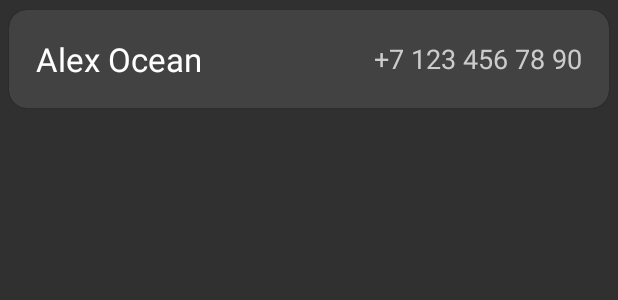
After one commit to yatochk/SecureApp, an Android app: the layout item_contact.xml on its own in the app's theme, with its tools: preview values and no code run, on a phone screen of 412 x 824 dp. The commit adds this screen. Shown: the top 300 px of the screen. Run offline under Robolectric (Android 15) with nearby library versions, the phone set to English and light mode, and no system bars.

Commit message:
start dev contacts

```diff
--- a/app/src/main/java/com/yatochk/secure/app/dagger/components/AppComponent.kt
+++ b/app/src/main/java/com/yatochk/secure/app/dagger/components/AppComponent.kt
@@ -5,6 +5,7 @@ import com.yatochk.secure.app.dagger.modules.AppModule
 import com.yatochk.secure.app.dagger.modules.ViewModelModule
 import com.yatochk.secure.app.ui.albums.AlbumActivity
 import com.yatochk.secure.app.ui.browser.BrowserFragment
+import com.yatochk.secure.app.ui.contact.ContactFragment
 import com.yatochk.secure.app.ui.gallery.GalleryFragment
 import com.yatochk.secure.app.ui.image.ImageActivity
 import com.yatochk.secure.app.ui.main.MainActivity
@@ -26,5 +27,6 @@ interface AppComponent {
     fun inject(viewModelFactory: ViewModelFactory)
     fun inject(browserFragment: BrowserFragment)
     fun inject(galleryFragment: GalleryFragment)
+    fun inject(contactFragment: ContactFragment)
 
 }
--- /dev/null
+++ b/app/src/main/res/layout/item_contact.xml
@@ -0,0 +1,48 @@
+<?xml version="1.0" encoding="utf-8"?>
+<LinearLayout xmlns:android="http://schemas.android.com/apk/res/android"
+    xmlns:app="http://schemas.android.com/apk/res-auto"
+    xmlns:tools="http://schemas.android.com/tools"
+    android:layout_width="match_parent"
+    android:layout_height="wrap_content"
+    android:orientation="vertical">
+
+    <com.google.android.material.card.MaterialCardView
+        android:layout_width="match_parent"
+        android:layout_height="wrap_content"
+        app:cardBackgroundColor="@color/cardBackground"
+        app:cardCornerRadius="12dp"
+        app:cardUseCompatPadding="true">
+
+        <LinearLayout
+            android:layout_width="match_parent"
+            android:layout_height="match_parent"
+            android:gravity="center_vertical"
+            android:orientation="horizontal"
+            android:padding="18dp">
+
+            <TextView
+                android:id="@+id/text_contact_name"
+                android:layout_width="wrap_content"
+                android:layout_height="wrap_content"
+                android:textColor="@color/titleTextColor"
+                android:textSize="22sp"
+                tools:text="Alex Ocean" />
+
+            <Space
+                android:layout_width="0dp"
+                android:layout_height="wrap_content"
+                android:layout_weight="1" />
+
+            <TextView
+                android:id="@+id/text_contact_number"
+                android:layout_width="wrap_content"
+                android:layout_height="wrap_content"
+                android:textColor="@color/secondaryTextColor"
+                android:textSize="18sp"
+                tools:text="+7 123 456 78 90" />
+
+        </LinearLayout>
+
+    </com.google.android.material.card.MaterialCardView>
+
+</LinearLayout>
--- a/app/src/main/res/values/colors.xml
+++ b/app/src/main/res/values/colors.xml
@@ -5,7 +5,8 @@
     <color name="colorAccent">#BB86FC</color>
     <color name="lightDark">#424242</color>
     <color name="error">#CF6679</color>
-    <color name="titleTextColor">#FFF</color>
+    <color name="titleTextColor">#FFFFFF</color>
+    <color name="secondaryTextColor">#CCCCCC</color>
     <color name="backgroundColor">#303030</color>
     <color name="statusBarColor">@color/colorPrimaryDark</color>
     <color name="cardBackground">@color/lightDark</color>
```
Also changed, not shown: app/src/main/java/com/yatochk/secure/app/dagger/modules/ViewModelModule.kt (+19 -1 lines), app/src/main/java/com/yatochk/secure/app/ui/contact/ContactFragment.kt (+32 -9 lines), app/src/main/java/com/yatochk/secure/app/ui/contact/ContactMenuViewModel.kt (added, +24 -0 lines), app/src/main/java/com/yatochk/secure/app/ui/contact/ContactRecyclerAdapter.kt (added, +44 -0 lines), app/src/main/java/com/yatochk/secure/app/ui/contact/ContactViewModel.kt (added, +13 -0 lines), app/src/main/java/com/yatochk/secure/app/ui/contact/DashboardViewModel.kt (deleted, +0 -13 lines), app/src/main/java/com/yatochk/secure/app/ui/gallery/GalleryMenuViewModel.kt (added, +24 -0 lines), app/src/main/java/com/yatochk/secure/app/ui/main/MainActivity.kt (+70 -11 lines), app/src/main/java/com/yatochk/secure/app/ui/main/MainViewModel.kt (+0 -14 lines), app/src/main/res/layout/activity_main.xml (+13 -1 lines), app/src/main/res/layout/fragment_contact.xml (+4 -12 lines).
